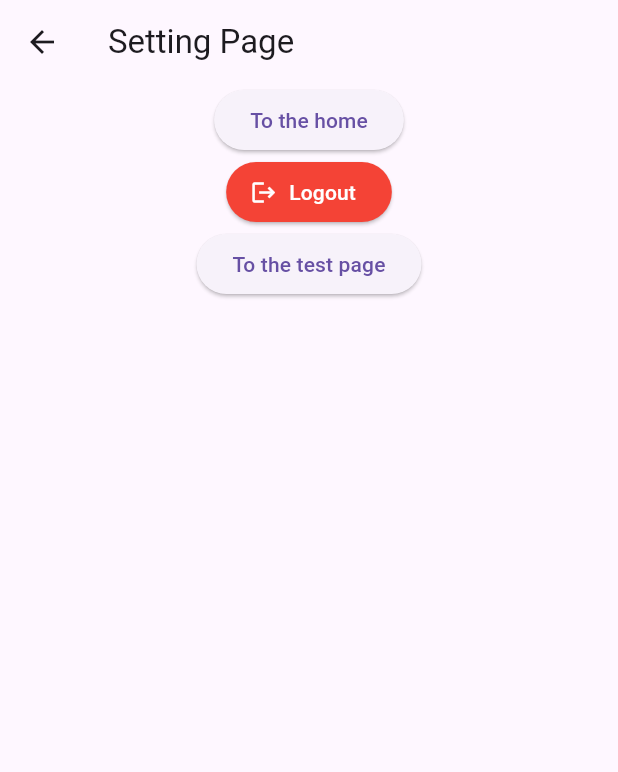
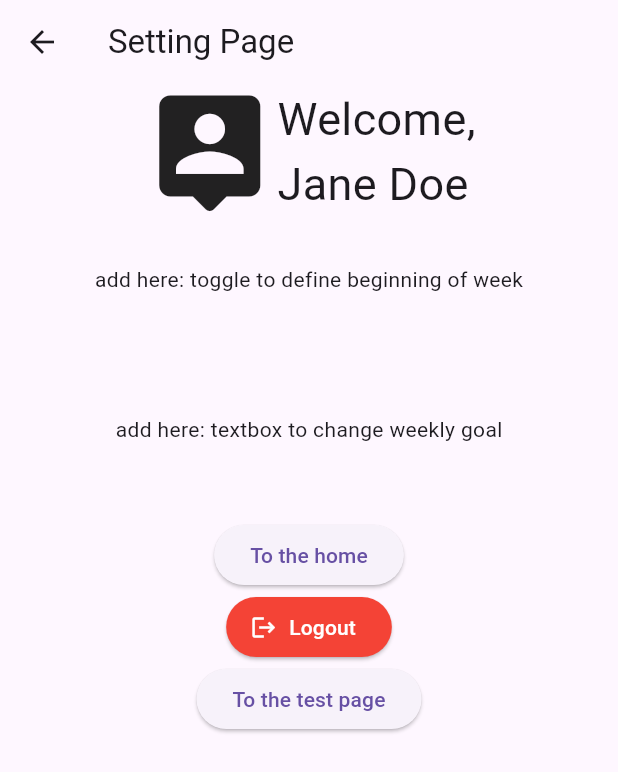
Before and after one commit to ArtKaplan/BioMedWearables, a Flutter app: the SettingsPage screen opened directly, on a phone screen of 412 x 824 dp. Shown: the top 772 px of the screen. Run offline on Flutter 3.47's test engine with Material 3 defaults, Android fonts, the phone set to English and light mode, and no system bars; our stand-ins replace fl_chart, shared_preferences, syncfusion_flutter_gauges; accounts and stored records are empty.

Commit message:
First concept of settings page

```diff
--- a/the_app/lib/screens/settingsPage.dart
+++ b/the_app/lib/screens/settingsPage.dart
@@ -1,6 +1,7 @@
 import 'package:flutter/material.dart';
 import 'package:the_app/screens/testPage.dart';
 import 'package:the_app/widgets/logoutButton.dart';
+import 'package:flutter/cupertino.dart';
 
 class SettingsPage extends StatelessWidget {
   const SettingsPage({Key? key}) : super(key: key);
@@ -12,6 +13,15 @@ class SettingsPage extends StatelessWidget {
       body: Center(
         child: Column(
           children: [
+            Row(mainAxisAlignment: MainAxisAlignment.center, children: [Icon(Icons.person_pin_rounded, size: 90),Text("Welcome,\nJane Doe", style: TextStyle(fontSize: 30), textAlign: TextAlign.left,)]),
+            Container(
+                padding: EdgeInsets.fromLTRB(30, 30, 30, 50),
+                child: Text("add here: toggle to define beginning of week"),
+            ),
+            Container(
+                padding: EdgeInsets.fromLTRB(30, 30, 30, 50),
+                child: Text("add here: textbox to change weekly goal"),
+            ),
             ElevatedButton(
               child: Text('To the home'),
               onPressed: () {
--- a/the_app/pubspec.yaml
+++ b/the_app/pubspec.yaml
@@ -12,6 +12,7 @@ dependencies:
   shared_preferences: ^2.5.3
   syncfusion_flutter_gauges: ^29.1.41
   fl_chart: ^0.71.0
+  cupertino_icons: ^1.0.8
 
 dev_dependencies:
   flutter_test:
```
Also changed, not shown: the_app/pubspec.lock.
